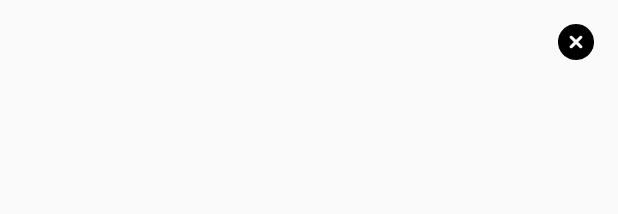
After one commit to johnrevelator/ImagePickerView, an Android app: the layout activity_image.xml on its own in the app's theme, with its tools: preview values and no code run, on a phone screen of 412 x 824 dp. The commit adds this screen. Shown: the top 214 px of the screen. Run offline under Robolectric (Android 15) with nearby library versions, the phone set to English and light mode, and no system bars.

Commit message:
activity to open image

```diff
--- /dev/null
+++ b/imagepickerview/src/main/res/layout/activity_image.xml
@@ -0,0 +1,20 @@
+<?xml version="1.0" encoding="utf-8"?>
+<FrameLayout xmlns:android="http://schemas.android.com/apk/res/android"
+    android:layout_width="match_parent"
+    android:layout_height="match_parent">
+
+
+    <ImageView
+        android:id="@+id/imageSrc"
+        android:layout_width="match_parent"
+        android:layout_height="match_parent" />
+
+    <ImageView
+        android:id="@+id/imageClose"
+        android:layout_width="wrap_content"
+        android:layout_height="wrap_content"
+        android:layout_gravity="end"
+        android:layout_margin="16dp"
+        android:src="@drawable/ic_close_inside" />
+
+</FrameLayout>
--- a/imagepickerview/src/main/res/layout/content_main.xml
+++ b/imagepickerview/src/main/res/layout/content_main.xml
@@ -43,7 +43,6 @@
         app:backAdd="@color/colorPrimary"
         app:close_btn_color="@android:color/black"
         app:cornerRadius="16dp"
-        app:imageAdd="@drawable/ic_close_inside"
         app:layout_constraintEnd_toEndOf="parent"
         app:layout_constraintStart_toStartOf="parent"
         app:layout_constraintTop_toTopOf="parent"
```
Also changed, not shown: imagepickerview/src/main/AndroidManifest.xml (+9 -1 lines), imagepickerview/src/main/java/ru/vvdev/imagepickerview/ImageActivity.kt (added, +28 -0 lines), imagepickerview/src/main/java/ru/vvdev/imagepickerview/ImageAddAdapter.kt (+11 -2 lines), imagepickerview/src/main/java/ru/vvdev/imagepickerview/ImageChooseLayout.kt (+14 -3 lines).
